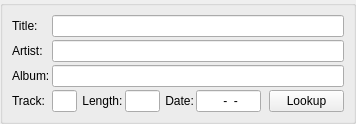
Above: ui/metadata.ui from metabrainz/picard before the change. Below: the same form after it.
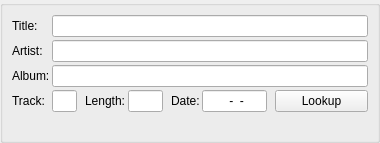
That is the form after the change.

```diff
--- a/ui/metadata.ui
+++ b/ui/metadata.ui
@@ -6,8 +6,8 @@
    <rect>
     <x>0</x>
     <y>0</y>
-    <width>343</width>
-    <height>120</height>
+    <width>380</width>
+    <height>143</height>
    </rect>
   </property>
   <property name="sizePolicy">
@@ -47,7 +47,7 @@
        </property>
       </widget>
      </item>
-     <item row="0" column="1" colspan="7">
+     <item row="0" column="1" colspan="9">
       <widget class="QLineEdit" name="title"/>
      </item>
      <item row="1" column="0">
@@ -60,7 +60,7 @@
        </property>
       </widget>
      </item>
-     <item row="1" column="1" colspan="7">
+     <item row="1" column="1" colspan="9">
       <widget class="QLineEdit" name="artist"/>
      </item>
      <item row="2" column="0">
@@ -73,7 +73,7 @@
        </property>
       </widget>
      </item>
-     <item row="2" column="1" colspan="7">
+     <item row="2" column="1" colspan="9">
       <widget class="QLineEdit" name="album"/>
      </item>
      <item row="3" column="0">
@@ -105,17 +105,17 @@
        </property>
       </widget>
      </item>
-     <item row="3" column="2">
+     <item row="3" column="3">
       <widget class="QLabel" name="label_5">
        <property name="text">
-        <string> Length:</string>
+        <string>Length:</string>
        </property>
        <property name="buddy">
         <cstring>length</cstring>
        </property>
       </widget>
      </item>
-     <item row="3" column="3">
+     <item row="3" column="4">
       <widget class="QLineEdit" name="length">
        <property name="sizePolicy">
         <sizepolicy hsizetype="MinimumExpanding" vsizetype="Fixed">
@@ -140,17 +140,17 @@
        </property>
       </widget>
      </item>
-     <item row="3" column="4">
+     <item row="3" column="6">
       <widget class="QLabel" name="label_6">
        <property name="text">
-        <string> Date:</string>
+        <string>Date:</string>
        </property>
        <property name="buddy">
         <cstring>date</cstring>
        </property>
       </widget>
      </item>
-     <item row="3" column="5">
+     <item row="3" column="7">
       <widget class="QLineEdit" name="date">
        <property name="sizePolicy">
         <sizepolicy hsizetype="MinimumExpanding" vsizetype="Fixed">
@@ -172,7 +172,7 @@
        </property>
       </widget>
      </item>
-     <item row="3" column="6">
+     <item row="3" column="8">
       <spacer name="horizontalSpacer">
        <property name="orientation">
         <enum>Qt::Horizontal</enum>
@@ -188,7 +188,7 @@
        </property>
       </spacer>
      </item>
-     <item row="3" column="7">
+     <item row="3" column="9">
       <widget class="QPushButton" name="lookup">
        <property name="sizePolicy">
         <sizepolicy hsizetype="Expanding" vsizetype="Preferred">
@@ -207,6 +207,38 @@
        </property>
       </widget>
      </item>
+     <item row="3" column="2">
+      <spacer name="horizontalSpacer_2">
+       <property name="orientation">
+        <enum>Qt::Horizontal</enum>
+       </property>
+       <property name="sizeType">
+        <enum>QSizePolicy::Fixed</enum>
+       </property>
+       <property name="sizeHint" stdset="0">
+        <size>
+         <width>4</width>
+         <height>20</height>
+        </size>
+       </property>
+      </spacer>
+     </item>
+     <item row="3" column="5">
+      <spacer name="horizontalSpacer_3">
+       <property name="orientation">
+        <enum>Qt::Horizontal</enum>
+       </property>
+       <property name="sizeType">
+        <enum>QSizePolicy::Fixed</enum>
+       </property>
+       <property name="sizeHint" stdset="0">
+        <size>
+         <width>4</width>
+         <height>20</height>
+        </size>
+       </property>
+      </spacer>
+     </item>
     </layout>
    </item>
    <item>
```
